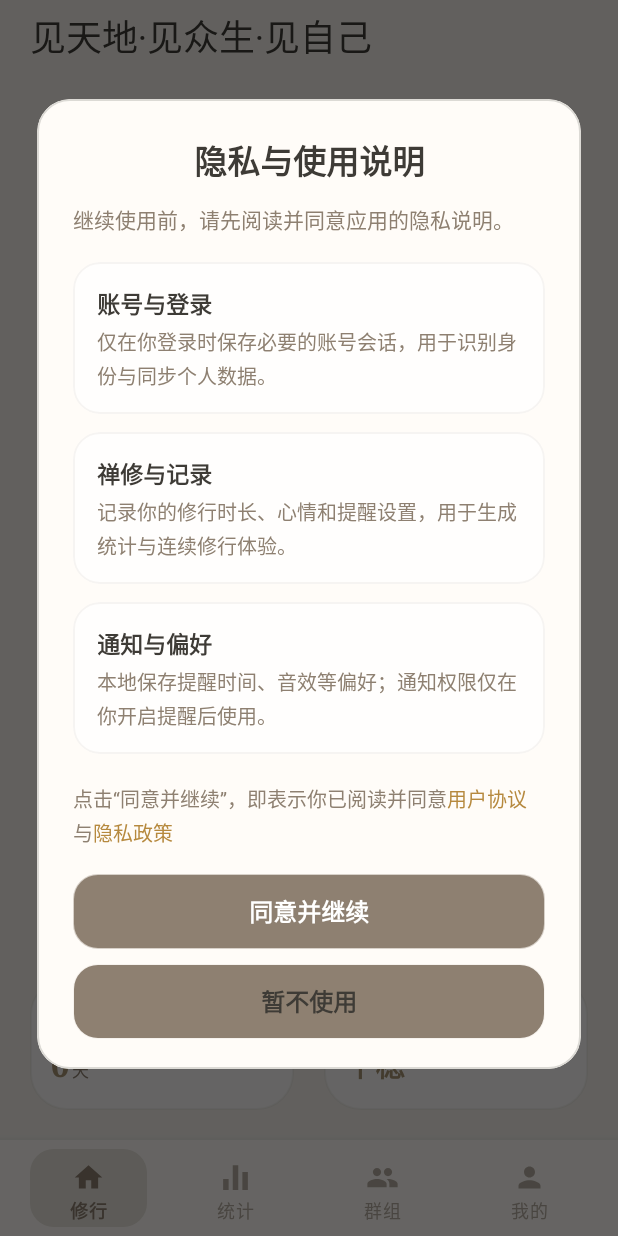
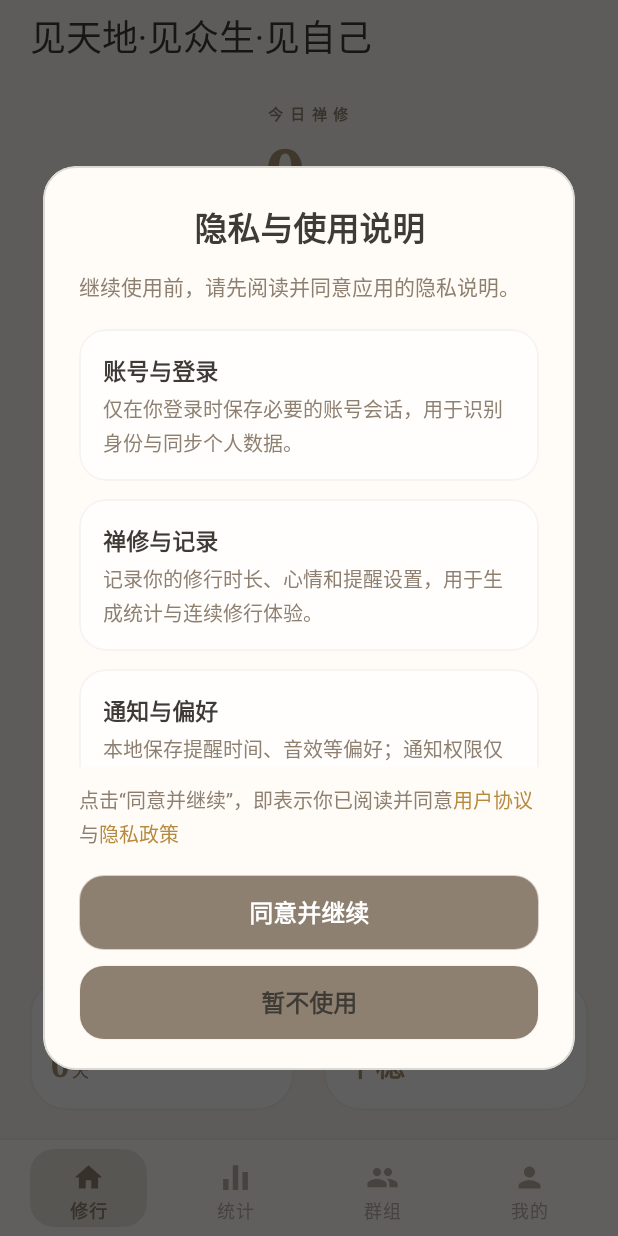
Before and after one commit to IvesZhan/zensee-android, an Android app: the screen it shows after launch (MainActivity), on a phone screen of 412 x 824 dp. Run offline under Robolectric (Android 15) with nearby library versions, the light colour scheme and no system bars; Roboto replaces fonts that are not available here.

Commit message:
Polish Android share sheets and privacy dialog

```diff
--- a/app/src/main/AndroidManifest.xml
+++ b/app/src/main/AndroidManifest.xml
@@ -1,5 +1,10 @@
 <?xml version="1.0" encoding="utf-8"?>
 <manifest xmlns:android="http://schemas.android.com/apk/res/android">
+    <queries>
+        <package android:name="com.tencent.mm" />
+        <package android:name="com.alibaba.android.rimet" />
+    </queries>
+
     <uses-permission android:name="android.permission.INTERNET" />
     <uses-permission android:name="android.permission.POST_NOTIFICATIONS" />
     <uses-permission android:name="android.permission.RECEIVE_BOOT_COMPLETED" />
--- a/app/src/main/java/com/zensee/android/MainActivity.kt
+++ b/app/src/main/java/com/zensee/android/MainActivity.kt
@@ -19,6 +19,8 @@ import android.text.style.RelativeSizeSpan
 import android.view.LayoutInflater
 import android.view.MotionEvent
 import android.view.View
+import android.view.Gravity
+import android.view.WindowManager
 import android.widget.CompoundButton
 import android.widget.HorizontalScrollView
 import android.widget.ImageView
@@ -46,6 +48,7 @@ import com.zensee.android.widget.StatsYearHeatmapView
 import android.view.animation.LinearInterpolator
 import java.text.NumberFormat
 import java.time.LocalDate
+import android.os.Build
 import java.util.Locale
 import kotlin.concurrent.thread
 
@@ -348,14 +351,53 @@ class MainActivity : AppCompatActivity() {
             .apply {
                 setCancelable(false)
                 setCanceledOnTouchOutside(false)
-                window?.setBackgroundDrawable(ColorDrawable(Color.TRANSPARENT))
                 show()
-                val metrics = resources.displayMetrics
-                window?.setLayout(
-                    (metrics.widthPixels * 0.92f).toInt(),
-                    (metrics.heightPixels * 0.86f).toInt()
-                )
+                dialogBinding.root.post {
+                    applyPrivacyConsentWindowStyle(this, dialogBinding)
+                }
             }
+    }
+
+    private fun applyPrivacyConsentWindowStyle(
+        dialog: AlertDialog,
+        dialogBinding: DialogPrivacyConsentBinding
+    ) {
+        val window = dialog.window ?: return
+        val metrics = resources.displayMetrics
+        val targetWidth = (metrics.widthPixels * 0.9f).toInt()
+        val maxDialogHeight = (metrics.heightPixels * 0.78f).toInt()
+
+        dialogBinding.privacyConsentScroll.updateLayoutParams<LinearLayout.LayoutParams> {
+            height = LinearLayout.LayoutParams.WRAP_CONTENT
+        }
+        dialogBinding.privacyConsentScroll.isFillViewport = false
+
+        window.setBackgroundDrawable(ColorDrawable(Color.TRANSPARENT))
+        window.setGravity(Gravity.CENTER)
+        window.setLayout(targetWidth, WindowManager.LayoutParams.WRAP_CONTENT)
+        window.addFlags(WindowManager.LayoutParams.FLAG_DIM_BEHIND)
+
+        if (Build.VERSION.SDK_INT >= Build.VERSION_CODES.S) {
+            window.addFlags(WindowManager.LayoutParams.FLAG_BLUR_BEHIND)
+            window.attributes = window.attributes.apply {
+                dimAmount = 0.62f
+                blurBehindRadius = 28.dp
+            }
+            window.setBackgroundBlurRadius(36.dp)
+        } else {
+            window.attributes = window.attributes.apply {
+                dimAmount = 0.62f
+            }
+        }
+
+        dialogBinding.root.post {
+            val overflow = dialogBinding.root.height - maxDialogHeight
+            if (overflow > 0) {
+                dialogBinding.privacyConsentScroll.updateLayoutParams<LinearLayout.LayoutParams> {
+                    height = (dialogBinding.privacyConsentScroll.height - overflow).coerceAtLeast(180.dp)
+                }
+            }
+        }
     }
 
     private fun bindPrivacyConsentAgreementText(dialogBinding: DialogPrivacyConsentBinding) {
--- a/app/src/main/res/layout/dialog_privacy_consent.xml
+++ b/app/src/main/res/layout/dialog_privacy_consent.xml
@@ -2,12 +2,16 @@
 <FrameLayout xmlns:android="http://schemas.android.com/apk/res/android"
     xmlns:app="http://schemas.android.com/apk/res-auto"
     android:layout_width="match_parent"
-    android:layout_height="match_parent"
-    android:padding="8dp">
+    android:layout_height="wrap_content"
+    android:paddingStart="8dp"
+    android:paddingTop="20dp"
+    android:paddingEnd="8dp"
+    android:paddingBottom="20dp">
 
     <com.google.android.material.card.MaterialCardView
         android:layout_width="match_parent"
-        android:layout_height="match_parent"
+        android:layout_height="wrap_content"
+        android:layout_gravity="center"
         app:cardBackgroundColor="@color/zs_surface"
         app:cardCornerRadius="22dp"
         app:cardElevation="0dp"
@@ -16,7 +20,7 @@
 
         <LinearLayout
             android:layout_width="match_parent"
-            android:layout_height="match_parent"
+            android:layout_height="wrap_content"
             android:orientation="vertical"
             android:paddingStart="24dp"
             android:paddingTop="24dp"
@@ -47,9 +51,8 @@
             <androidx.core.widget.NestedScrollView
                 android:id="@+id/privacyConsentScroll"
                 android:layout_width="match_parent"
-                android:layout_height="0dp"
+                android:layout_height="wrap_content"
                 android:layout_marginTop="18dp"
-                android:layout_weight="1"
                 android:clipToPadding="false"
                 android:fillViewport="false"
                 android:overScrollMode="ifContentScrolls"
```
Also changed, not shown: app/src/main/java/com/zensee/android/GroupDetailActivity.kt (+11 -35 lines), app/src/main/java/com/zensee/android/GroupShareBottomSheet.kt (added, +125 -0 lines), app/src/main/java/com/zensee/android/GroupShareCoordinator.kt (+82 -3 lines), app/src/main/res/layout/bottom_sheet_group_share.xml (+32 -44 lines).
